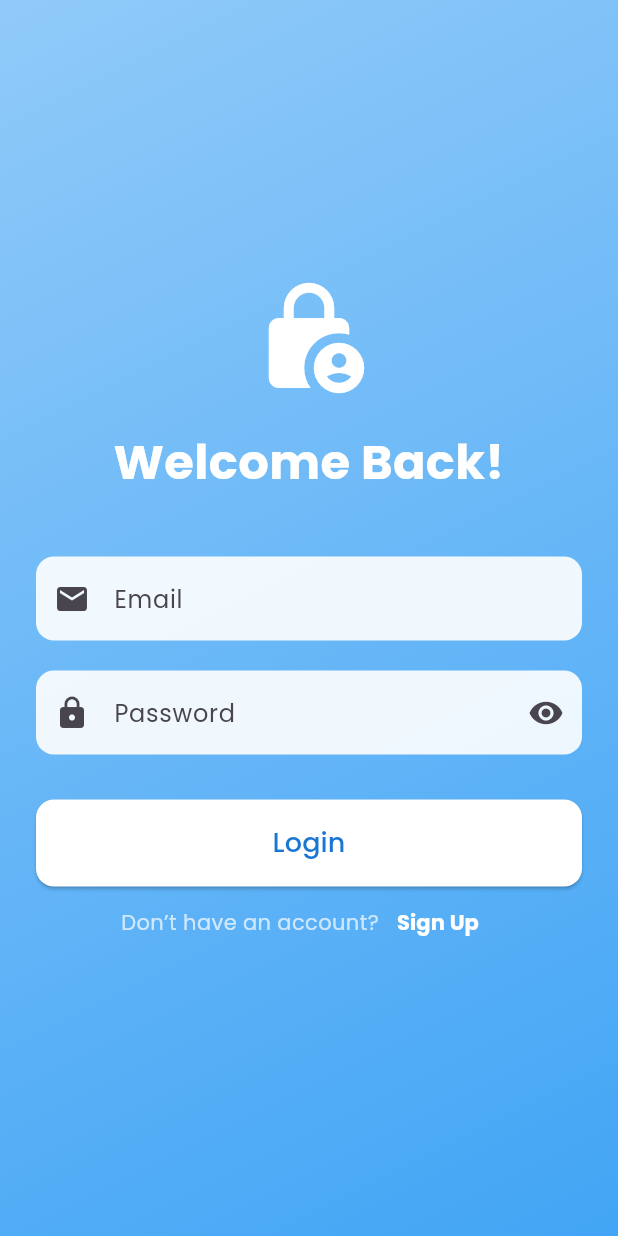
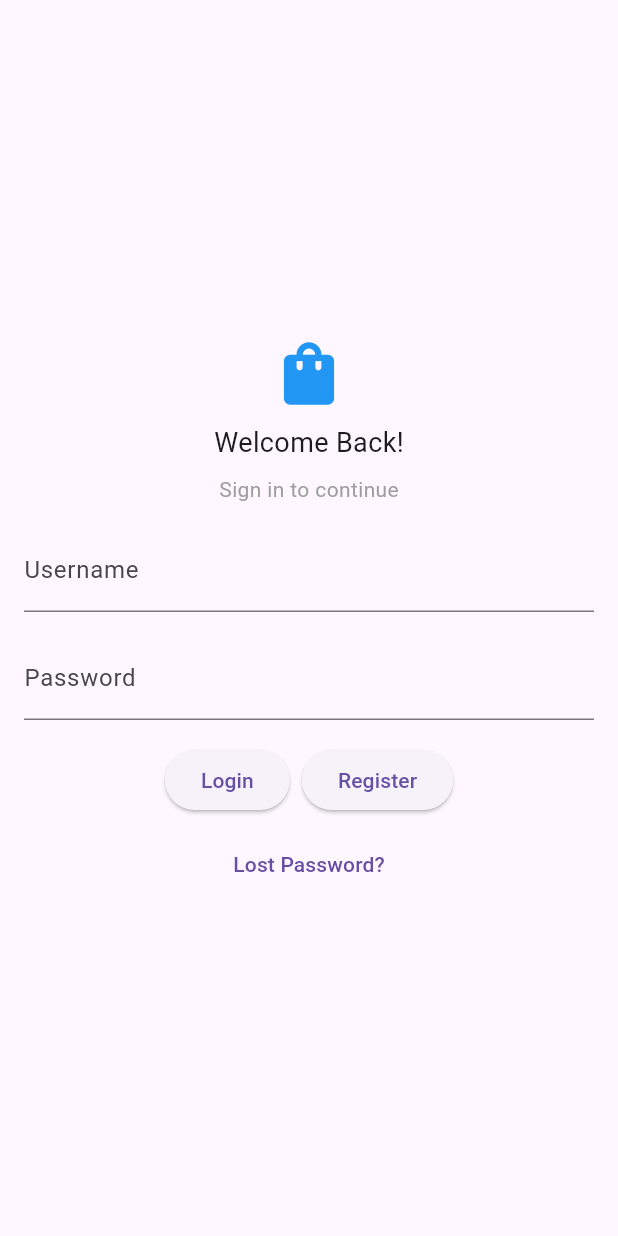
Before and after one commit to Baktiar-Arch/Flutter_Belanja, a Flutter app: the screen it shows after launch, on a phone screen of 412 x 824 dp. Run offline on Flutter 3.47's test engine with Material 3 defaults, Android fonts, the phone set to English and light mode, and no system bars; our stand-ins replace shared_preferences.

```diff
--- /dev/null
+++ b/lib/globals.dart
@@ -0,0 +1,4 @@
+import 'models/user.dart';
+
+List<User> users = [];
+String? currentUsername;
--- a/lib/main.dart
+++ b/lib/main.dart
@@ -1,8 +1,5 @@
 import 'package:flutter/material.dart';
-import 'package:flutter_register/home_page.dart';
-import 'package:flutter_register/login_page.dart';
-import 'package:google_fonts/google_fonts.dart';
-import 'package:shared_preferences/shared_preferences.dart';
+import 'pages/login_page.dart';
 
 void main() {
   runApp(const MyApp());
@@ -11,41 +8,14 @@ void main() {
 class MyApp extends StatelessWidget {
   const MyApp({super.key});
 
-  Future<Widget> _getStartPage() async {
-    final prefs = await SharedPreferences.getInstance();
-    bool? loggedIn = prefs.getBool('isLoggedIn');
-    String? fullName = prefs.getString('fullName');
-
-    if (loggedIn == true && fullName != null) {
-      return HomePage(fullName: fullName);
-    } else {
-      return LoginPage();
-    }
-  }
-
   @override
   Widget build(BuildContext context) {
     return MaterialApp(
-      title: 'Flutter Login UI',
+      title: 'Simple Order App',
       theme: ThemeData(
         primarySwatch: Colors.blue,
-        textTheme: GoogleFonts.poppinsTextTheme(
-          Theme.of(context).textTheme,
-        ),
       ),
-      debugShowCheckedModeBanner: false,
-      home: FutureBuilder<Widget>(
-        future: _getStartPage(),
-        builder: (context, snapshot) {
-          if (snapshot.connectionState == ConnectionState.done) {
-            return snapshot.data!;
-          } else {
-            return const Scaffold(
-              body: Center(child: CircularProgressIndicator()),
-            );
-          }
-        },
-      ),
+      home: const LoginPage(),
     );
   }
 }
--- /dev/null
+++ b/lib/models/user.dart
@@ -0,0 +1,13 @@
+class User {
+  final String fullname;
+  final String username;
+  final String email;
+  final String password;
+
+  User({
+    required this.fullname,
+    required this.username,
+    required this.email,
+    required this.password,
+  });
+}
--- /dev/null
+++ b/lib/pages/login_page.dart
@@ -0,0 +1,107 @@
+import 'package:flutter/material.dart';
+import '../globals.dart';
+import '../models/user.dart';
+import 'register_page.dart';
+import 'menu_page.dart';
+
+class LoginPage extends StatefulWidget {
+  const LoginPage({super.key});
+
+  @override
+  State<LoginPage> createState() => _LoginPageState();
+}
+
+class _LoginPageState extends State<LoginPage> {
+  final _usernameController = TextEditingController();
+  final _passwordController = TextEditingController();
+
+  void _login() {
+    String username = _usernameController.text;
+    String password = _passwordController.text;
+
+    bool valid = false;
+    for (var user in users) {
+      if (user.username == username && user.password == password) {
+        valid = true;
+        currentUsername = username;
+        break;
+      }
+    }
+
+    if (valid) {
+      Navigator.pushReplacement(
+        context,
+        MaterialPageRoute(builder: (context) => const MenuPage()),
+      );
+    } else {
+      ScaffoldMessenger.of(context).showSnackBar(
+        const SnackBar(content: Text('Invalid username or password')),
+      );
+    }
+  }
+
+  @override
+  Widget build(BuildContext context) {
+    return Scaffold(
+      body: Center(
+        child: Padding(
+          padding: const EdgeInsets.all(16.0),
+          child: Column(
+            mainAxisAlignment: MainAxisAlignment.center,
+            children: [
+              const Icon(Icons.shopping_bag, size: 50, color: Colors.blue),
+              const SizedBox(height: 8),
+              const Text('Welcome Back!', style: TextStyle(fontSize: 18)),
+              const SizedBox(height: 8),
+              const Text('Sign in to continue', style: TextStyle(fontSize: 14, color: Colors.grey)),
+              const SizedBox(height: 16),
+              TextField(
+                controller: _usernameController,
+                decoration: const InputDecoration(
+                  labelText: 'Username',
+                  border: UnderlineInputBorder(),
+                ),
+              ),
+              const SizedBox(height: 16),
+              TextField(
+                controller: _passwordController,
+                obscureText: true,
+                decoration: const InputDecoration(
+                  labelText: 'Password',
+                  border: UnderlineInputBorder(),
+                ),
+              ),
+              const SizedBox(height: 16),
+              Row(
+                mainAxisAlignment: MainAxisAlignment.center,
+                children: [
+                  ElevatedButton(
+                    onPressed: _login,
+                    child: const Text('Login'),
+                  ),
+                  const SizedBox(width: 8),
+                  ElevatedButton(
+                    onPressed: () {
+                      Navigator.pushReplacement(
+                        context,
+                        MaterialPageRoute(builder: (context) => const RegisterPage()),
+                      );
+                    },
+                    child: const Text('Register'),
+                  ),
+                ],
+              ),
+              const SizedBox(height: 8),
+              TextButton(
+                onPressed: () {
+                  // Not implemented as per spec
+                },
+                child: const Text('Lost Password?'),
+              ),
+            ],
+          ),
+        ),
+      ),
+    );
+  }
+}
```
Also changed, not shown: lib/models/item.dart (added, +11 -0 lines), lib/pages/menu_page.dart (added, +120 -0 lines), lib/pages/register_page.dart (added, +126 -0 lines), lib/pages/summary_page.dart (added, +35 -0 lines).
